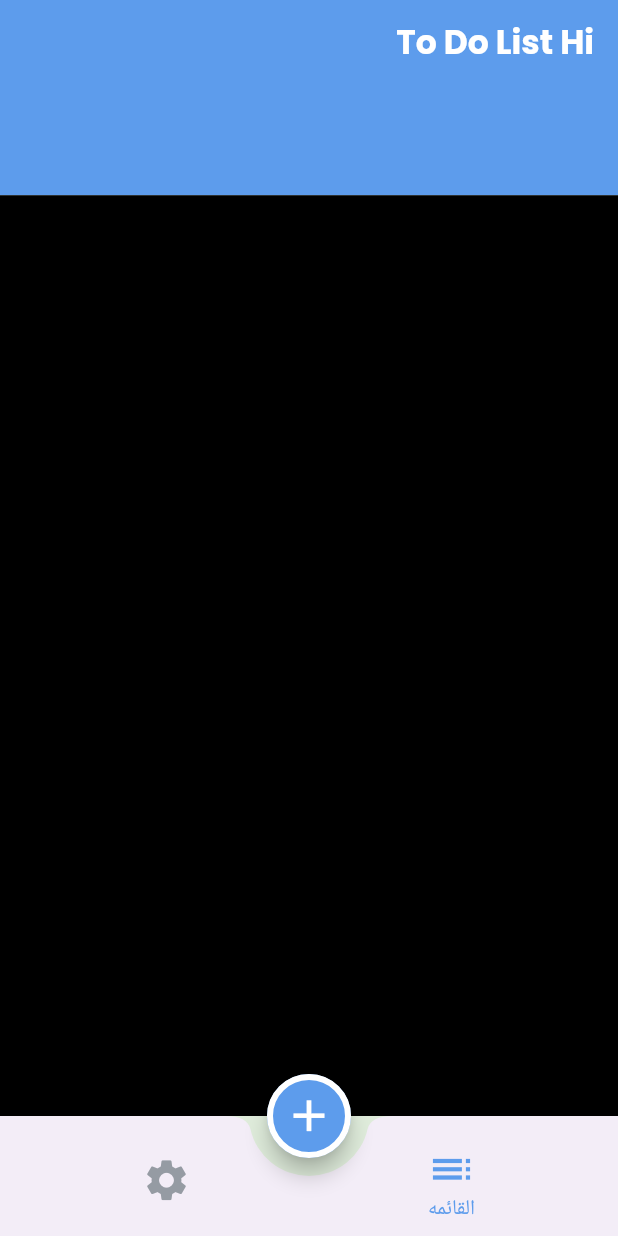
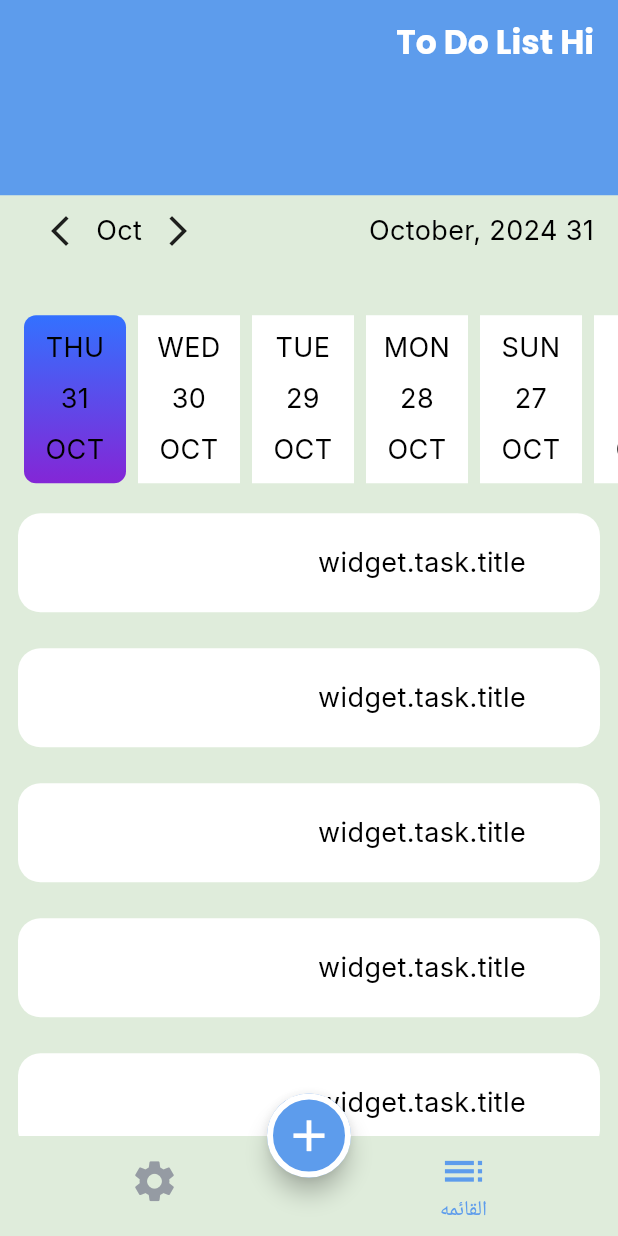
Before and after one commit to MoemenDarwish36/ToDoApp, a Flutter app: the screen it shows after launch, on a phone screen of 412 x 824 dp. Run offline on Flutter 3.47's test engine with Material 3 defaults, Android fonts, the phone set to English and light mode, and no system bars; drawn by our look-alikes of easy_date_timeline, flutter_slidable; our stand-ins replace google_fonts, shared_preferences; generated files the repository leaves out were written again.

Commit message:
Finished list tab and add task list tab theming.

```diff
--- a/lib/ui/screen/home_screen/home_screen.dart
+++ b/lib/ui/screen/home_screen/home_screen.dart
@@ -63,10 +63,7 @@ class _HomeScreenState extends State<HomeScreen> {
     );
   }
 
-  buildBottomNavigation() => BottomAppBar(
-        shape: const CircularNotchedRectangle(),
-        notchMargin: 12,
-        child: BottomNavigationBar(
+  buildBottomNavigation() => BottomNavigationBar(
           currentIndex: selectedIndex,
           onTap: (tappedIndex) {
             selectedIndex = tappedIndex;
@@ -74,13 +71,11 @@ class _HomeScreenState extends State<HomeScreen> {
           },
           items: [
             BottomNavigationBarItem(
-                  icon: const Icon(Icons.list),
-                  label: context.localization.list),
+                icon: const Icon(Icons.list), label: context.localization.list),
             BottomNavigationBarItem(
                 icon: const Icon(Icons.settings),
                 label: context.localization.settings),
-            ]),
-      );
+          ]);
 
   buildFab() => FloatingActionButton(
         onPressed: () {
--- a/lib/ui/screen/home_screen/tabs/list_tab/list_tab.dart
+++ b/lib/ui/screen/home_screen/tabs/list_tab/list_tab.dart
@@ -1,12 +1,146 @@
+import 'package:easy_date_timeline/easy_date_timeline.dart';
 import 'package:flutter/material.dart';
+import 'package:provider/provider.dart';
+import 'package:todo_app/ui/screen/home_screen/tabs/list_tab/task_list_item.dart';
 
-class ListTab extends StatelessWidget {
+import '../../../../../provider/theme_provider.dart';
+import '../../../../../utilities/app_color.dart';
+
+class ListTab extends StatefulWidget {
   const ListTab({super.key});
 
   @override
+  State<ListTab> createState() => ListTabState();
+}
+
+class ListTabState extends State<ListTab> {
+  // void initState() {
+  //   super.initState();
+  //   getAllTasksFromFireStore() ;
+  // }
+  // late ListProvider listProvider;
+  late ThemeProvider themeProvider;
+
+  // late AuthUserProvider authUserProvider;
+
+  @override
   Widget build(BuildContext context) {
-    return Container(
-      color: Colors.black,
+    themeProvider = Provider.of(context);
+    // listProvider = Provider.of(context);
+    // authUserProvider = Provider.of(context);
+    // if (listProvider.tasksList.isEmpty) {
+    //   listProvider.getAllTasksFromFireStore(authUserProvider.currentUser!.id!);
+    // }
+
+    return Column(
+      children: [
+        buildCalendar(),
+        Expanded(
+          child: ListView.builder(
+              itemCount: 30,
+              // listProvider.tasksList.length,
+              itemBuilder: (context, index) {
+                return TaskListItem();
+
+                //   ListItem(
+                //   task: listProvider.tasksList[index],
+                // );
+              }),
+        ),
+      ],
+    );
+  }
+
+  buildCalendar() {
+    return EasyDateTimeLine(
+      activeColor: themeProvider.isDarkThemeEnabled
+          ? AppColors.white
+          : AppColors.primaryColor,
+      initialDate: DateTime.now(),
+      // listProvider.selectedDate,
+      onDateChange: (selectedDate) {
+        // `selectedDate` the new date selected.
+        // listProvider.changeSelectData(
+        //     selectedDate, authUserProvider.currentUser!.id!);
+      },
+      headerProps: EasyHeaderProps(
+        monthStyle: TextStyle(
+          color: themeProvider.isDarkThemeEnabled
+              ? AppColors.white
+              : AppColors.black,
+        ),
+        selectedDateStyle: TextStyle(
+          color: themeProvider.isDarkThemeEnabled
+              ? AppColors.white
+              : AppColors.black,
+        ),
+        monthPickerType: MonthPickerType.switcher,
+        dateFormatter: const DateFormatter.fullDateDMonthAsStrY(),
+      ),
+      dayProps: EasyDayProps(
+        todayStyle: DayStyle(
+            dayNumStyle: TextStyle(
+              color: themeProvider.isDarkThemeEnabled
+                  ? AppColors.white
+                  : AppColors.black,
+            ),
+            decoration: BoxDecoration(
+              color: themeProvider.isDarkThemeEnabled
+                  ? AppColors.blackDarkColor
+                  : AppColors.white,
+            )),
+        inactiveDayStyle: DayStyle(
+            monthStrStyle: TextStyle(
+              color: themeProvider.isDarkThemeEnabled
+                  ? AppColors.white
+                  : AppColors.black,
+            ),
+            dayStrStyle: TextStyle(
+              color: themeProvider.isDarkThemeEnabled
+                  ? AppColors.white
+                  : AppColors.black,
+            ),
+            dayNumStyle: TextStyle(
+              color: themeProvider.isDarkThemeEnabled
+                  ? AppColors.white
+                  : AppColors.black,
+            ),
+            decoration: BoxDecoration(
+              color: themeProvider.isDarkThemeEnabled
+                  ? AppColors.blackDarkColor
+                  : AppColors.white,
+            )),
+        dayStructure: DayStructure.dayStrDayNumMonth,
+        activeDayStyle: DayStyle(
+          monthStrStyle: TextStyle(
+            color: themeProvider.isDarkThemeEnabled
+                ? AppColors.white
+                : AppColors.black,
+          ),
+          dayStrStyle: TextStyle(
+            color: themeProvider.isDarkThemeEnabled
+                ? AppColors.white
+                : AppColors.black,
+          ),
+          dayNumStyle: TextStyle(
+            color: themeProvider.isDarkThemeEnabled
+                ? AppColors.white
+                : AppColors.black,
+          ),
+          decoration: const BoxDecoration(
+            // color: Color(0xff3371FF),
+            borderRadius: BorderRadius.all(Radius.circular(8)),
+            gradient: LinearGradient(
+              begin: Alignment.topCenter,
+              end: Alignment.bottomCenter,
+              colors: [
+                Color(0xff3371FF),
+                Color(0xff8426D6),
+              ],
+            ),
+          ),
+        ),
+      ),
     );
   }
 }
--- /dev/null
+++ b/lib/ui/screen/home_screen/tabs/list_tab/task_list_item.dart
@@ -0,0 +1,159 @@
+import 'package:flutter/material.dart';
+import 'package:flutter_slidable/flutter_slidable.dart';
+import 'package:provider/provider.dart';
+
+import '../../../../../provider/theme_provider.dart';
+import '../../../../../utilities/app_color.dart';
+
+class TaskListItem extends StatefulWidget {
+  // TaskDm task;
+  //required this.task
+
+  TaskListItem({super.key});
+
+  @override
+  State<TaskListItem> createState() => _TaskListItemState();
+}
+
+class _TaskListItemState extends State<TaskListItem> {
+  late ThemeProvider themeProvider;
+
+  // late ListProvider listProvider;
+
+  @override
+  Widget build(BuildContext context) {
+    // ListProvider listProvider = Provider.of(context);
+    ThemeProvider themeProvider = Provider.of(context);
+    // AuthUserProvider authUserProvider = Provider.of(context);
+    return Container(
+      margin: const EdgeInsets.all(12),
+      child: Slidable(
+        // The start action pane is the one at the left or the top side.
+        startActionPane: ActionPane(
+          extentRatio: .4,
+          // A motion is a widget used to control how the pane animates.
+          motion: const BehindMotion(),
+          // All actions are defined in the children parameter.
+          children: [
+            // A SlidableAction can have an icon and/or a label.
+            SlidableAction(
+              borderRadius: const BorderRadius.only(
+                topLeft: Radius.circular(24),
+                bottomLeft: Radius.circular(24),
+              ),
+              onPressed: (context) {
+                /// delete task
+                // FirebaseUtils.deleteTaskFromFireStore(
+                //     widget.task, authUserProvider.currentUser!.id!)
+                //     .then((value) {
+                //   listProvider.getAllTasksFromFireStore(
+                //       authUserProvider.currentUser!.id!);
+                // }).timeout(const Duration(milliseconds: 500), onTimeout: () {
+                //   listProvider.getAllTasksFromFireStore(
+                //       authUserProvider.currentUser!.id!);
+                // });
+              },
+              backgroundColor: AppColors.redColor,
+              foregroundColor: AppColors.white,
+              icon: Icons.delete,
+              label: 'Delete',
+            ),
+          ],
+        ),
+        endActionPane: ActionPane(
+          extentRatio: .4,
+          // A motion is a widget used to control how the pane animates.
+          motion: const BehindMotion(),
+          // All actions are defined in the children parameter.
+          children: [
+            // A SlidableAction can have an icon and/or a label.
+            SlidableAction(
+              borderRadius: const BorderRadius.only(
+                topRight: Radius.circular(24),
+                bottomRight: Radius.circular(24),
+              ),
+              onPressed: (context) {
+                // Navigator.pushNamed(context, EditTaskScreen.routeName,arguments: widget.task) ;
+              },
+              backgroundColor: Colors.teal,
+              foregroundColor: AppColors.white,
+              icon: Icons.edit,
+              label: 'Edit',
+            ),
+          ],
+        ),
+        child: Container(
+          padding: const EdgeInsets.symmetric(vertical: 20, horizontal: 20),
+          decoration: BoxDecoration(
+              color: themeProvider.isDarkThemeEnabled
+                  ? AppColors.blackDarkColor
+                  : AppColors.white,
+              borderRadius: BorderRadius.circular(15)),
+          child: Row(
+            mainAxisAlignment: MainAxisAlignment.spaceBetween,
+            children: [
+              Container(
+                margin: const EdgeInsets.all(12),
+                // color: widget.task.isDone == true
+                //     ? AppColors.greenColor
+                //     : AppColors.primaryColor,
+                // height: MediaQuery.of(context).size.height * .1,
+                // width: 4,
+              ),
+              Expanded(
+                  child: Column(
+                crossAxisAlignment: CrossAxisAlignment.stretch,
+                children: [
+                  Text(
+                    " widget.task.title",
+                    //   style: Theme.of(context).textTheme.titleSmall?.copyWith(
+                    //       // color:
+                    //       // // widget.task.isDone == true
+                    //       //     ? AppColors.greenColor
+                    //       //     : AppColors.primaryColor),
+                    // ),
+                    // Text(
+                    //  " widget.task.description",
+                    //   style: Theme.of(context).textTheme.bodySmall,
+                    // ),
+                  )
+                ],
+              )),
+              // GestureDetector(
+              //   onTap: () {
+              //     // widget.task.isDone = !widget.task.isDone;
+              //     // FirebaseUtils.editIsDone(uId: authUserProvider.currentUser!.id!, task: widget.task) ;
+              //
+              //     setState(() {});
+              //   },
+              //   child: widget.task.isDone == true
+              //       ? Text(
+              //     "Done !",
+              //   //   style: Theme.of(context).textTheme.displayLarge?.copyWith(
+              //   //       color: widget.task.isDone == true
+              //   //           ? AppColors.greenColor
+              //   //           : AppColors.primaryColor),
+              //   // )
+              //   )
+              //       : Container(
+              //     padding: EdgeInsets.symmetric(
+              //       vertical: MediaQuery.of(context).size.height * .01,
+              //       horizontal: MediaQuery.of(context).size.width * .055,
+              //     ),
+              //     decoration: BoxDecoration(
+              //         borderRadius: BorderRadius.circular(12),
+              //         color: AppColors.primaryColor),
+              //     child: const Icon(
+              //       Icons.check,
+              //       color: AppColors.white,
+              //       size: 35,
+              //     ),
+              //   ),
+              // )
+            ],
+          ),
+        ),
+      ),
+    );
+  }
+}
--- a/pubspec.yaml
+++ b/pubspec.yaml
@@ -24,6 +24,8 @@ dependencies:
   shared_preferences: ^2.3.2
   flutter_localizations:
     sdk: flutter
+  easy_date_timeline: ^1.1.3
+  flutter_slidable: ^3.1.1
 
 dev_dependencies:
   flutter_test:
```
Also changed, not shown: pubspec.lock. Lines whose indentation alone changed are shown as unchanged.
